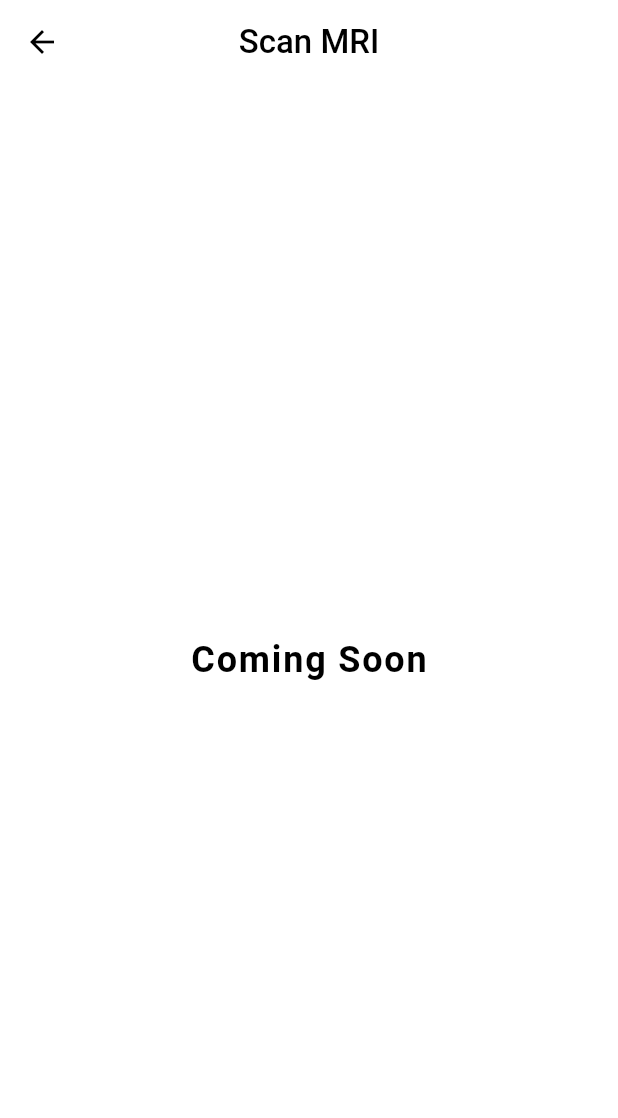
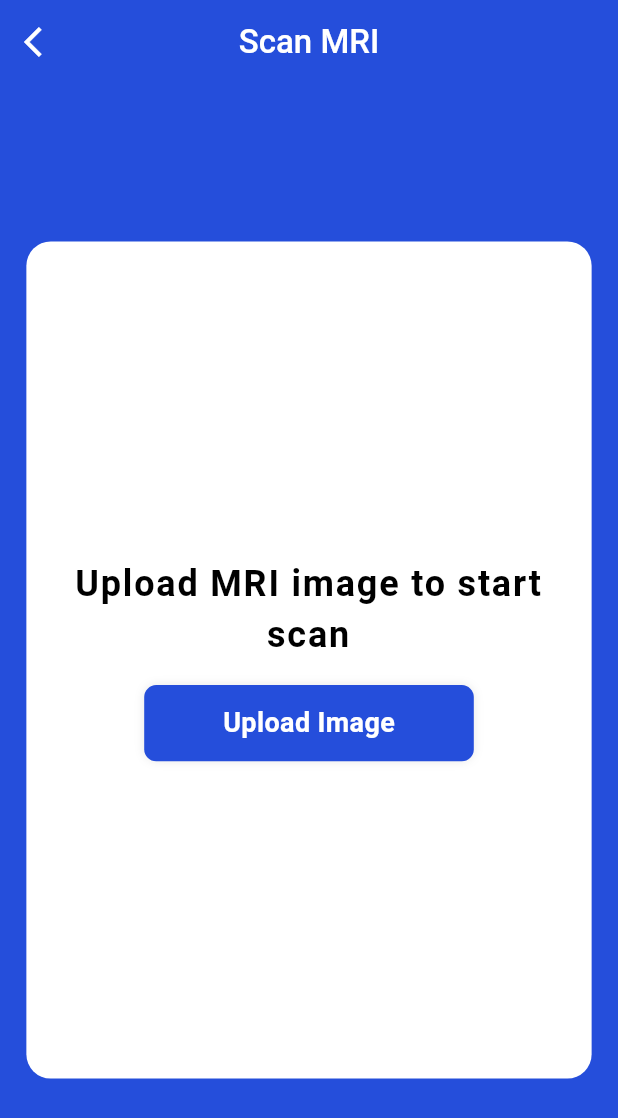
Before and after one commit to BaselAmin1/BrainDoc, a Flutter app: the ScanMRIScreen screen opened by its route, on a phone screen of 412 x 824 dp. Shown: the top 1118 px of the screen. Run offline on Flutter 3.47's test engine with Material 3 defaults, Android fonts, the phone set to English and light mode, and no system bars; our stand-ins replace bloc, cached_network_image, carousel_slider, cloud_firestore, contained_tab_bar_view, date_picker_timeline and 24 more; missing offline and left inert: datetime_picker_field_platform, my_fatoorah; accounts and stored records are empty.

Commit message:
scan mri ui

```diff
--- a/assets/languages/en-UK.json
+++ b/assets/languages/en-UK.json
@@ -110,5 +110,7 @@
   "longTermEffectsOfBrainTumorTreatmentDetails": "The long-term effects of brain tumor treatment depend on the type and location of the tumor and the treatment you received. Common long-term effects of brain tumor treatment include: Fatigue, Headaches, Cognitive problems, Emotional issues, Seizures, Hormonal changes, Hearing loss, Vision problems, Balance problems, Weakness, Numbness, Speech difficulties, Swallowing difficulties, Changes in taste or smell, Dental problems, Sleep problems, Pain, Skin problems, Urinary problems, Bowel problems, Sexual problems, Fertility problems, Second cancers.",
   "supportForIndividualsWithBrainTumors": "Support for individuals with brain tumors",
   "supportForIndividualsWithBrainTumorsDetails": "Living with a brain tumor can be challenging. You may experience a range of emotions, including fear, sadness, anger, and confusion. You may also feel anxious about the future. It's important to remember that it's normal to feel this way. You may find it helpful to talk to a counselor or therapist about your feelings. Support groups can also be a valuable resource for people living with brain tumors. Support groups provide a safe place to share your experiences and connect with others who are facing similar challenges. Your doctor can help you find a support group in your area.",
-  "comingSoon": "Coming Soon"
+  "comingSoon": "Coming Soon",
+  "uploadMRIImageToStartScan": "Upload MRI image to start scan",
+  "uploadImage" : "Upload Image"
 }
--- a/lib/core/di.dart
+++ b/lib/core/di.dart
@@ -8,6 +8,7 @@ import 'package:BrainDoc/features/new_user/business_logic/new_user_cubit/new_use
 import 'package:BrainDoc/features/payment/business_logic/confirm_booking_cubit/confirm_booking_cubit.dart';
 import 'package:BrainDoc/features/phone_auth/business_logic/phone_auth_cubit/phone_auth_cubit.dart';
 import 'package:BrainDoc/features/profile/business_logic/profile_cubit/profile_cubit.dart';
+import 'package:BrainDoc/features/scan_mri/business_logic/scan%20mri%20cubit/scan_mri_cubit.dart';
 import 'package:cloud_firestore/cloud_firestore.dart';
 import 'package:firebase_auth/firebase_auth.dart';
 import 'package:firebase_messaging/firebase_messaging.dart';
@@ -36,4 +37,5 @@ Future<void> setupGetIt() async {
   getIt.registerFactory<BookingCubit>(() => BookingCubit());
   getIt.registerFactory<ConfirmBookingCubit>(() => ConfirmBookingCubit());
   getIt.registerFactory<AppointmentsCubit>(() => AppointmentsCubit());
+  getIt.registerFactory<ScanMriCubit>(() => ScanMriCubit());
 }
--- a/lib/core/routing/app_router.dart
+++ b/lib/core/routing/app_router.dart
@@ -25,6 +25,7 @@ import 'package:BrainDoc/features/phone_auth/ui/otp_screen.dart';
 import 'package:BrainDoc/features/profile/business_logic/profile_cubit/profile_cubit.dart';
 import 'package:BrainDoc/features/profile/ui/edit_profile_screen.dart';
 import 'package:BrainDoc/features/profile/ui/profile_screen.dart';
+import 'package:BrainDoc/features/scan_mri/business_logic/scan%20mri%20cubit/scan_mri_cubit.dart';
 import 'package:BrainDoc/features/scan_mri/ui/scan_mri_screen.dart';
 import 'package:cloud_firestore/cloud_firestore.dart';
 import 'package:easy_localization/easy_localization.dart';
@@ -219,15 +220,18 @@ class AppRouter {
           duration: const Duration(milliseconds: 200),
           alignment: Alignment.center,
           settings: settings,
-          child:  FastQuestionsScreen(),
+          child: FastQuestionsScreen(),
         );
-            case Routes.scanMRIScreen:
+      case Routes.scanMRIScreen:
         return PageTransition(
           type: PageTransitionType.fade,
           duration: const Duration(milliseconds: 200),
           alignment: Alignment.center,
           settings: settings,
-          child:  ScanMRIScreen(),
+          child: BlocProvider(
+            create: (context) => getIt<ScanMriCubit>(),
+            child: const ScanMRIScreen(),
+          ),
         );
 
       default:
--- /dev/null
+++ b/lib/features/scan_mri/business_logic/scan mri cubit/scan_mri_state.dart
@@ -0,0 +1,28 @@
+part of 'scan_mri_cubit.dart';
+
+sealed class ScanMriState extends Equatable {
+  const ScanMriState();
+
+  @override
+  List<Object> get props => [];
+}
+
+final class ScanMriInitial extends ScanMriState {}
+
+class PickImageSuccessState extends ScanMriState {}
+
+class PickImageErrorState extends ScanMriState {
+  final String error;
+
+  const PickImageErrorState(this.error);
+}
+
+class UploadImageSuccess extends ScanMriState {}
+
+class UploadImageError extends ScanMriState {}
+
+class UploadImageLoading extends ScanMriState {}
+
+class ShowLoading extends ScanMriState {}
+
+class FinishLoading extends ScanMriState {}
--- a/lib/features/scan_mri/ui/scan_mri_screen.dart
+++ b/lib/features/scan_mri/ui/scan_mri_screen.dart
@@ -1,25 +1,93 @@
+import 'package:BrainDoc/core/shared/widgets/custom_button.dart';
+import 'package:BrainDoc/core/theming/colors.dart';
 import 'package:BrainDoc/core/theming/text_styles.dart';
+import 'package:BrainDoc/features/scan_mri/business_logic/scan%20mri%20cubit/scan_mri_cubit.dart';
 import 'package:easy_localization/easy_localization.dart';
 import 'package:flutter/material.dart';
+import 'package:flutter_bloc/flutter_bloc.dart';
+import 'package:flutter_screenutil/flutter_screenutil.dart';
+import 'package:loading_animation_widget/loading_animation_widget.dart';
 
 class ScanMRIScreen extends StatelessWidget {
   const ScanMRIScreen({super.key});
 
   @override
   Widget build(BuildContext context) {
+    return BlocConsumer<ScanMriCubit, ScanMriState>(
+      listener: (context, state) {
+        // TODO: implement listener
+      },
+      builder: (context, state) {
         return Scaffold(
+          backgroundColor: AppColors.primaryColor,
           appBar: AppBar(
+              backgroundColor: AppColors.primaryColor,
               title: Text(
                 'scanMRI'.tr(),
-          style: TextStyles.textStyle22,
+                style: TextStyles.textStyle22.copyWith(color: Colors.white),
+              ),
+              leading: IconButton(
+                icon: const Icon(
+                  Icons.arrow_back_ios,
+                  color: Colors.white,
+                ),
+                onPressed: () {
+                  Navigator.pop(context);
+                },
+              )),
+          body: Column(
+            mainAxisAlignment: MainAxisAlignment.center,
+            children: [
+              Container(
+                margin: EdgeInsets.symmetric(horizontal: 16.w, vertical: 16.h),
+                padding: EdgeInsets.all(16.w),
+                width: double.infinity,
+                height: 550.h,
+                decoration: BoxDecoration(
+                  color: Colors.white,
+                  borderRadius: BorderRadius.circular(16.r),
+                ),
+                child: Column(
+                  mainAxisAlignment: MainAxisAlignment.center,
+                  crossAxisAlignment: CrossAxisAlignment.center,
+                  children: [
+                    if (context.read<ScanMriCubit>().pickedImage == null)
+                      Text(
+                        'uploadMRIImageToStartScan'.tr(),
+                        style: TextStyles.textStyle24,
+                        textAlign: TextAlign.center,
+                      ),
+                    if (context.read<ScanMriCubit>().pickedImage == null)
+                      SizedBox(
+                        height: 16.h,
+                      ),
+                    if (context.read<ScanMriCubit>().pickedImage == null)
+                      CustomButton(
+                        text: 'uploadImage'.tr(),
+                        height: 50.h,
+                        width: 200.w,
+                        onPressed: () {
+                          context.read<ScanMriCubit>().imageDialog(context);
+                        },
+                      ),
+                    if (context.read<ScanMriCubit>().showLoading == true)
+                      LoadingAnimationWidget.inkDrop(
+                        color: AppColors.primaryColor,
+                        size: 130.sp,
+                      ),
+                    state is FinishLoading
+                        ? const Text(
+                            'Scan Completed',
+                            style: TextStyles.textStyle24,
+                          )
+                        : const SizedBox(),
+                  ],
                 ),
               ),
-      body: Center(
-        child: Text(
-          'comingSoon'.tr(),
-          style: TextStyles.textStyle24,
+            ],
           ),
-      ),
+        );
+      },
     );
   }
 }
--- a/pubspec.yaml
+++ b/pubspec.yaml
@@ -16,6 +16,7 @@ dependencies:
   cupertino_icons: ^1.0.2
   date_picker_timeline: ^1.2.5
   datetime_picker_field_platform: ^0.0.1
+  dio: ^5.4.3+1
   dropdown_button2: ^2.3.9
   easy_localization: ^3.0.3
   equatable: ^2.0.5
@@ -39,6 +40,7 @@ dependencies:
   google_maps_flutter: ^2.6.0
   image_cropper: ^5.0.1
   image_picker: ^0.8.6+4
+  loading_animation_widget: ^1.2.1
   my_fatoorah: ^3.3.0
   page_transition: ^2.1.0
   pin_code_fields: ^8.0.1
```
Also changed, not shown: lib/features/scan_mri/business_logic/scan mri cubit/scan_mri_cubit.dart (added, +185 -0 lines), pubspec.lock. Lines whose indentation alone changed are shown as unchanged.
